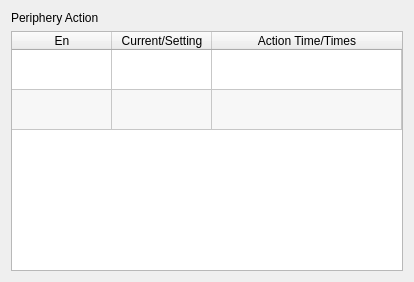
The window that hcinstruction/icperipherypage.ui (dongdong-2009/3-5AxisRobot) describes before a commit, drawn with Qt 5.
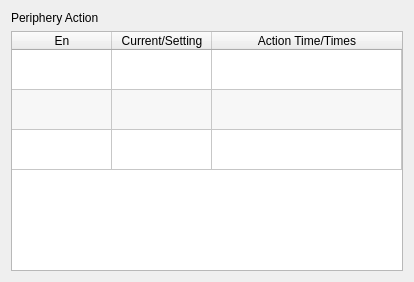
The same window after the commit. Icons and pictures are not drawn. Custom widgets are drawn as their Qt base class.

The edit to the form file:
```diff
--- a/hcinstruction/icperipherypage.ui
+++ b/hcinstruction/icperipherypage.ui
@@ -115,12 +115,17 @@
        <string>Conveyor</string>
       </property>
      </row>
+     <row>
+      <property name="text">
+       <string>FeedM</string>
+      </property>
+     </row>
      <column>
       <property name="text">
        <string>En</string>
       </property>
       <property name="textAlignment">
-       <set>AlignHCenter|AlignVCenter|AlignCenter</set>
+       <set>AlignCenter</set>
       </property>
      </column>
      <column>
@@ -159,6 +164,11 @@
        <string/>
       </property>
      </item>
+     <item row="2" column="0">
+      <property name="checkState">
+       <enum>Unchecked</enum>
+      </property>
+     </item>
     </widget>
    </item>
   </layout>
```
